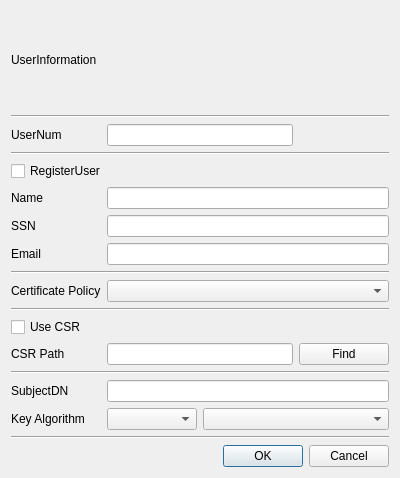
This is CCMan/issue_cert_dlg.ui in jykim74/CCMan as Qt 5 draws it before an edit. The edited form follows.
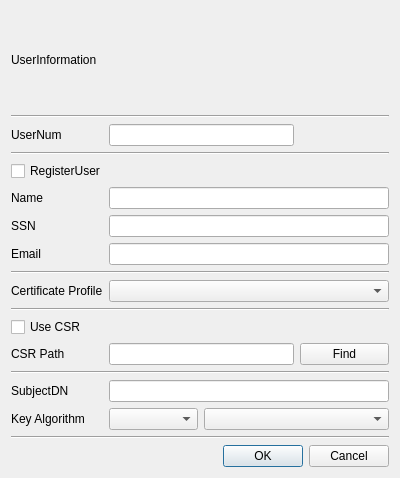
This is the edited form.

What changed in the file:
```diff
--- a/CCMan/issue_cert_dlg.ui
+++ b/CCMan/issue_cert_dlg.ui
@@ -109,7 +109,7 @@
    <item row="9" column="0">
     <widget class="QLabel" name="label_6">
      <property name="text">
-      <string>Certificate Policy</string>
+      <string>Certificate Profile</string>
      </property>
     </widget>
    </item>
```
Left out of the diff: 2 changed lines with no effect on the pictures.
